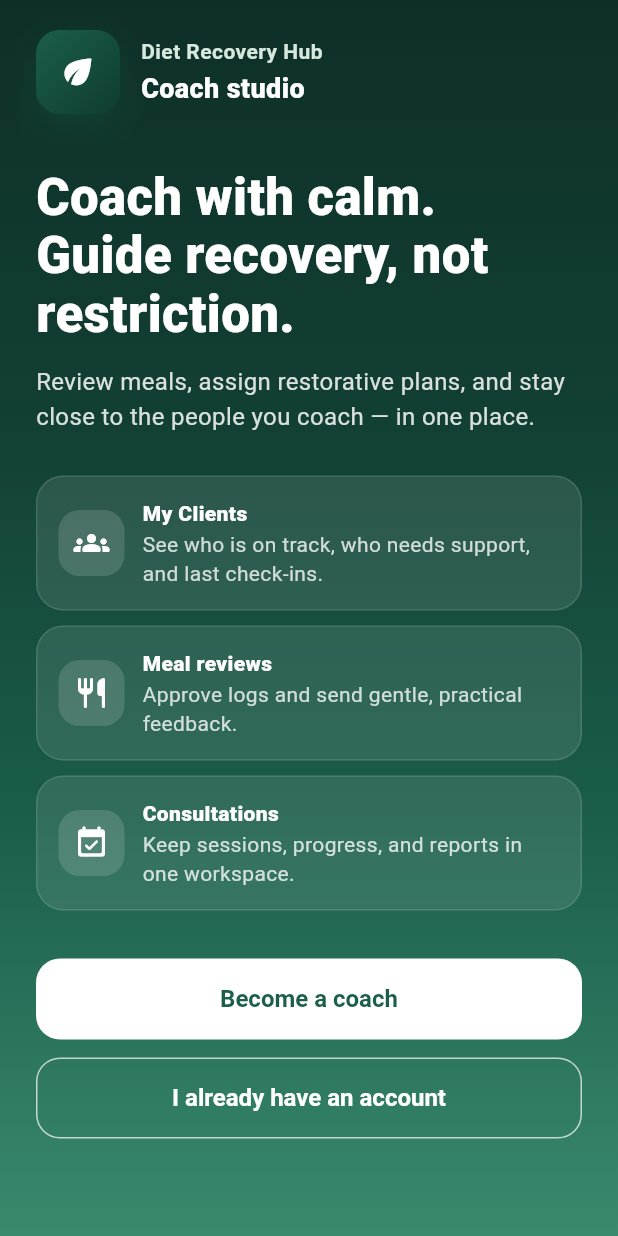
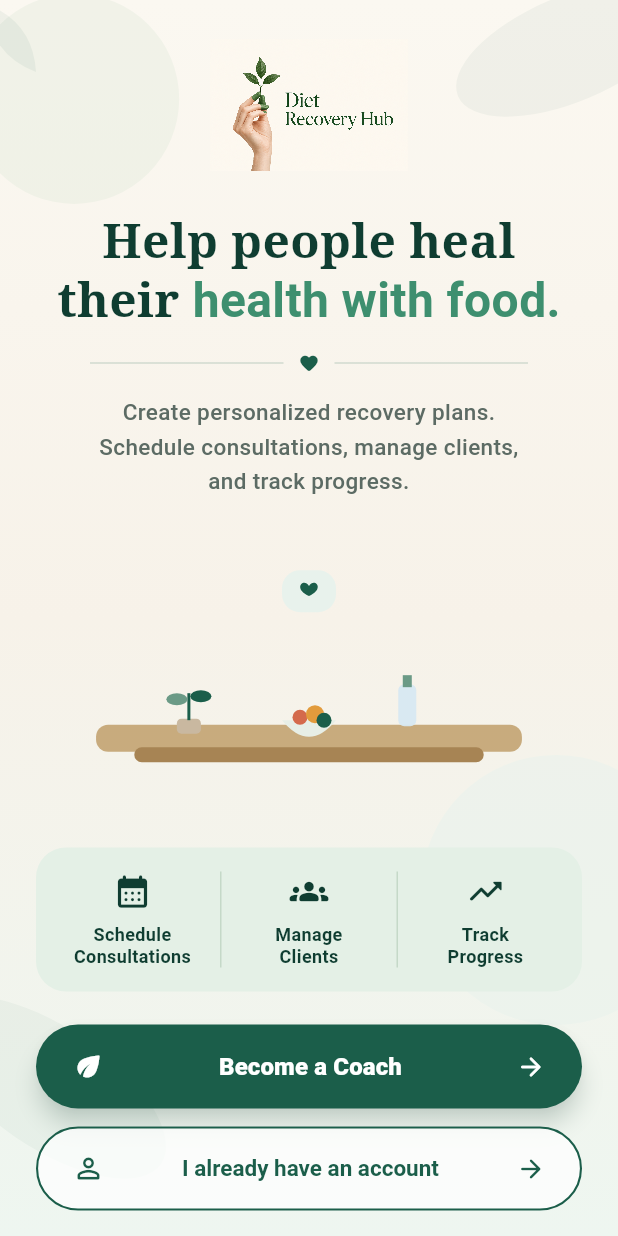
Before and after one commit to kusholmangilal-spec/dietrecoveryhubcoachapp, a Flutter app: the screen it shows after launch, on a phone screen of 412 x 824 dp. Run offline on Flutter 3.47's test engine with Material 3 defaults, Android fonts, the phone set to English and light mode, and no system bars; accounts and stored records are empty; statements that could not run were skipped.

Commit message:
Redesign the welcome landing screen to match Diet Recovery Hub branding.
Keep registration and login navigation the same while updating layout, cream wellness styling, logo asset, feature strip, and buttons.

Co-authored-by: kusholmangilal-spec <kusholmangilal-spec@users.noreply.github.com>

```diff
--- a/lib/screens/welcome_screen.dart
+++ b/lib/screens/welcome_screen.dart
@@ -1,7 +1,7 @@
 import 'package:flutter/material.dart';
 
 import '../theme/app_theme.dart';
-import '../widgets/ui.dart';
+import '../widgets/welcome_illustration.dart';
 import 'login_screen.dart';
 import 'registration_screen.dart';
 
@@ -10,116 +10,93 @@ class WelcomeScreen extends StatelessWidget {
 
   @override
   Widget build(BuildContext context) {
+    final width = MediaQuery.sizeOf(context).width;
+    final horizontal = width < 360 ? 18.0 : 24.0;
+    final headlineSize = width < 360 ? 28.0 : 32.0;
+
     return Scaffold(
-      body: Container(
-        decoration: const BoxDecoration(
-          gradient: LinearGradient(
-            begin: Alignment.topCenter,
-            end: Alignment.bottomCenter,
-            colors: [Color(0xFF0E2F28), Color(0xFF123F34), AppColors.forest, Color(0xFF3A8A6E)],
-          ),
-        ),
-        child: SafeArea(
+      backgroundColor: AppColors.parchment,
+      body: Stack(
+        children: [
+          const Positioned.fill(child: WelcomeBackdrop()),
+          SafeArea(
             child: LayoutBuilder(
               builder: (context, constraints) {
                 return SingleChildScrollView(
-                padding: const EdgeInsets.fromLTRB(24, 20, 24, 28),
+                  padding: EdgeInsets.fromLTRB(horizontal, 18, horizontal, 20),
                   child: ConstrainedBox(
-                  constraints: BoxConstraints(minHeight: constraints.maxHeight - 48),
+                    constraints: BoxConstraints(minHeight: constraints.maxHeight - 38),
                     child: Column(
-                    crossAxisAlignment: CrossAxisAlignment.start,
                       children: [
-                      Row(
-                        children: [
-                          const BrandMark(size: 56),
-                          const SizedBox(width: 14),
-                          Column(
-                            crossAxisAlignment: CrossAxisAlignment.start,
-                            children: const [
-                              Text(
-                                'Diet Recovery Hub',
-                                style: TextStyle(
-                                  color: Color(0xFFD7E8DE),
-                                  fontWeight: FontWeight.w700,
-                                  letterSpacing: 0.3,
+                        const SizedBox(height: 8),
+                        Semantics(
+                          label: 'Diet Recovery Hub logo',
+                          image: true,
+                          child: Image.asset(
+                            'assets/images/diet_recovery_hub_logo.png',
+                            height: width < 360 ? 72 : 88,
+                            fit: BoxFit.contain,
+                            filterQuality: FilterQuality.high,
                           ),
                         ),
-                              SizedBox(height: 2),
-                              Text(
-                                'Coach studio',
+                        SizedBox(height: width < 360 ? 20 : 28),
+                        Text.rich(
+                          TextSpan(
                             style: TextStyle(
-                                  color: Colors.white,
-                                  fontWeight: FontWeight.w800,
-                                  fontSize: 18,
+                              fontFamily: 'serif',
+                              fontSize: headlineSize,
+                              fontWeight: FontWeight.w700,
+                              height: 1.22,
+                              color: AppColors.forestDeep,
                             ),
+                            children: const [
+                              TextSpan(text: 'Help people heal\n'),
+                              TextSpan(text: 'their '),
+                              TextSpan(
+                                text: 'health with food.',
+                                style: TextStyle(color: Color(0xFF3E8F6F)),
                               ),
                             ],
                           ),
-                        ],
+                          textAlign: TextAlign.center,
                         ),
-                      const SizedBox(height: 36),
+                        const SizedBox(height: 14),
+                        const _HeadlineDivider(),
+                        const SizedBox(height: 14),
                         const Text(
-                        'Coach with calm. Guide recovery, not restriction.',
+                          'Create personalized recovery plans.\n'
+                          'Schedule consultations, manage clients,\n'
+                          'and track progress.',
+                          textAlign: TextAlign.center,
                           style: TextStyle(
-                          color: Colors.white,
-                          fontSize: 34,
-                          fontWeight: FontWeight.w800,
-                          height: 1.15,
+                            color: AppColors.muted,
+                            fontSize: 15,
+                            height: 1.5,
+                            fontWeight: FontWeight.w500,
                           ),
                         ),
-                      const SizedBox(height: 14),
-                      Text(
-                        'Review meals, assign restorative plans, and stay close to the people you coach — in one place.',
-                        style: TextStyle(
-                          color: Colors.white.withValues(alpha: 0.84),
-                          fontSize: 16,
-                          height: 1.45,
-                        ),
-                      ),
-                      const SizedBox(height: 28),
-                      const _WelcomeFeature(
-                        icon: Icons.groups_rounded,
-                        title: 'My Clients',
-                        body: 'See who is on track, who needs support, and last check-ins.',
-                      ),
-                      const SizedBox(height: 10),
-                      const _WelcomeFeature(
-                        icon: Icons.restaurant_rounded,
-                        title: 'Meal reviews',
-                        body: 'Approve logs and send gentle, practical feedback.',
-                      ),
-                      const SizedBox(height: 10),
-                      const _WelcomeFeature(
-                        icon: Icons.event_available_rounded,
-                        title: 'Consultations',
-                        body: 'Keep sessions, progress, and reports in one workspace.',
-                      ),
-                      const SizedBox(height: 32),
-                      FilledButton(
+                        const SizedBox(height: 18),
+                        const WelcomeConsultationIllustration(),
+                        const SizedBox(height: 18),
+                        const _FeatureStrip(),
+                        const SizedBox(height: 22),
+                        _WelcomePrimaryButton(
                           onPressed: () {
                             Navigator.of(context).push(
                               MaterialPageRoute(builder: (_) => const RegistrationScreen()),
                             );
                           },
-                        style: FilledButton.styleFrom(
-                          backgroundColor: Colors.white,
-                          foregroundColor: AppColors.forest,
-                        ),
-                        child: const Text('Become a coach'),
                         ),
                         const SizedBox(height: 12),
-                      OutlinedButton(
+                        _WelcomeSecondaryButton(
                           onPressed: () {
                             Navigator.of(context).push(
                               MaterialPageRoute(builder: (_) => const LoginScreen()),
                             );
                           },
-                        style: OutlinedButton.styleFrom(
-                          foregroundColor: Colors.white,
-                          side: const BorderSide(color: Colors.white70),
                         ),
-                        child: const Text('I already have an account'),
-                      ),
+                        const SizedBox(height: 18),
+                        const _TrustMessage(),
                       ],
                     ),
                   ),
@@ -127,57 +104,201 @@ class WelcomeScreen extends StatelessWidget {
               },
             ),
           ),
+        ],
       ),
     );
   }
 }
 
-class _WelcomeFeature extends StatelessWidget {
-  const _WelcomeFeature({
-    required this.icon,
-    required this.title,
-    required this.body,
-  });
-
-  final IconData icon;
-  final String title;
-  final String body;
+class _HeadlineDivider extends StatelessWidget {
+  const _HeadlineDivider();
 
   @override
   Widget build(BuildContext context) {
-    return Container(
-      padding: const EdgeInsets.all(14),
+    return Row(
+      children: [
+        Expanded(child: Divider(color: AppColors.forest.withValues(alpha: 0.18), indent: 36)),
+        const Padding(
+          padding: EdgeInsets.symmetric(horizontal: 10),
+          child: Icon(Icons.favorite_rounded, size: 14, color: AppColors.forest),
+        ),
+        Expanded(child: Divider(color: AppColors.forest.withValues(alpha: 0.18), endIndent: 36)),
+      ],
+    );
+  }
+}
+
+class _FeatureStrip extends StatelessWidget {
+  const _FeatureStrip();
+
+  @override
+  Widget build(BuildContext context) {
+    return DecoratedBox(
       decoration: BoxDecoration(
-        color: Colors.white.withValues(alpha: 0.1),
-        borderRadius: BorderRadius.circular(18),
-        border: Border.all(color: Colors.white.withValues(alpha: 0.12)),
+        color: const Color(0xFFE4F0E6),
+        borderRadius: BorderRadius.circular(20),
       ),
+      child: const Padding(
+        padding: EdgeInsets.symmetric(vertical: 16, horizontal: 6),
+        child: IntrinsicHeight(
           child: Row(
             children: [
-          Container(
-            padding: const EdgeInsets.all(10),
-            decoration: BoxDecoration(
-              color: Colors.white.withValues(alpha: 0.14),
-              borderRadius: BorderRadius.circular(14),
+              Expanded(
+                child: _FeatureCell(
+                  icon: Icons.calendar_month_rounded,
+                  label: 'Schedule\nConsultations',
                 ),
-            child: Icon(icon, color: Colors.white),
               ),
-          const SizedBox(width: 12),
+              VerticalDivider(width: 1, thickness: 1, color: Color(0xFFC5D9C8)),
               Expanded(
-            child: Column(
-              crossAxisAlignment: CrossAxisAlignment.start,
-              children: [
-                Text(title, style: const TextStyle(color: Colors.white, fontWeight: FontWeight.w800)),
-                const SizedBox(height: 2),
-                Text(
-                  body,
-                  style: TextStyle(color: Colors.white.withValues(alpha: 0.78), height: 1.35),
+                child: _FeatureCell(
+                  icon: Icons.groups_rounded,
+                  label: 'Manage\nClients',
+                ),
+              ),
+              VerticalDivider(width: 1, thickness: 1, color: Color(0xFFC5D9C8)),
+              Expanded(
+                child: _FeatureCell(
+                  icon: Icons.trending_up_rounded,
+                  label: 'Track\nProgress',
+                ),
               ),
             ],
           ),
         ),
-        ],
       ),
     );
   }
 }
+
+class _FeatureCell extends StatelessWidget {
+  const _FeatureCell({required this.icon, required this.label});
+
+  final IconData icon;
+  final String label;
+
+  @override
+  Widget build(BuildContext context) {
+    return Column(
+      children: [
+        Icon(icon, color: AppColors.forestDeep, size: 26),
+        const SizedBox(height: 8),
+        Text(
+          label,
+          textAlign: TextAlign.center,
+          style: const TextStyle(
+            color: AppColors.forestDeep,
+            fontWeight: FontWeight.w700,
+            fontSize: 12,
+            height: 1.25,
+          ),
+        ),
+      ],
+    );
+  }
+}
+
+class _WelcomePrimaryButton extends StatelessWidget {
+  const _WelcomePrimaryButton({required this.onPressed});
+
+  final VoidCallback onPressed;
+
+  @override
+  Widget build(BuildContext context) {
+    return SizedBox(
+      width: double.infinity,
+      height: 56,
+      child: ElevatedButton(
+        onPressed: onPressed,
+        style: ElevatedButton.styleFrom(
+          backgroundColor: AppColors.forest,
+          foregroundColor: Colors.white,
+          elevation: 6,
+          shadowColor: AppColors.forest.withValues(alpha: 0.38),
+          shape: const StadiumBorder(),
+        ),
+        child: const Row(
+          children: [
+            Icon(Icons.eco_rounded, size: 22),
+            Expanded(
+              child: Text(
+                'Become a Coach',
+                textAlign: TextAlign.center,
+                style: TextStyle(fontWeight: FontWeight.w800, fontSize: 16),
+              ),
+            ),
+            Icon(Icons.arrow_forward_rounded, size: 20),
+          ],
+        ),
+      ),
+    );
+  }
+}
+
+class _WelcomeSecondaryButton extends StatelessWidget {
+  const _WelcomeSecondaryButton({required this.onPressed});
+
+  final VoidCallback onPressed;
+
+  @override
+  Widget build(BuildContext context) {
+    return SizedBox(
+      width: double.infinity,
+      height: 56,
+      child: OutlinedButton(
+        onPressed: onPressed,
+        style: OutlinedButton.styleFrom(
+          backgroundColor: Colors.white.withValues(alpha: 0.72),
+          foregroundColor: AppColors.forest,
+          elevation: 0,
+          side: const BorderSide(color: AppColors.forest, width: 1.4),
+          shape: const StadiumBorder(),
+        ),
+        child: const Row(
+          children: [
+            Icon(Icons.person_outline_rounded, size: 22),
+            Expanded(
+              child: Text(
+                'I already have an account',
+                textAlign: TextAlign.center,
+                style: TextStyle(fontWeight: FontWeight.w700, fontSize: 15),
+              ),
+            ),
+            Icon(Icons.arrow_forward_rounded, size: 20),
+          ],
+        ),
+      ),
+    );
+  }
+}
+
+class _TrustMessage extends StatelessWidget {
+  const _TrustMessage();
+
+  @override
+  Widget build(BuildContext context) {
+    return const Row(
+      mainAxisAlignment: MainAxisAlignment.center,
+      children: [
+        Icon(Icons.verified_user_rounded, size: 16, color: AppColors.forest),
+        SizedBox(width: 8),
+        Flexible(
+          child: Text.rich(
+            TextSpan(
+              style: TextStyle(color: AppColors.muted, fontSize: 12.5, height: 1.35),
+              children: [
+                TextSpan(text: 'Trusted care. '),
+                TextSpan(
+                  text: 'Better health.',
+                  style: TextStyle(color: Color(0xFF3E8F6F), fontWeight: FontWeight.w700),
+                ),
+                TextSpan(text: ' One step at a time.'),
+              ],
+            ),
+            textAlign: TextAlign.center,
+          ),
+        ),
+      ],
+    );
+  }
+}
--- a/pubspec.yaml
+++ b/pubspec.yaml
@@ -57,10 +57,8 @@ flutter:
   # the material Icons class.
   uses-material-design: true
 
-  # To add assets to your application, add an assets section, like this:
-  # assets:
-  #   - images/a_dot_burr.jpeg
-  #   - images/a_dot_ham.jpeg
+  assets:
+    - assets/images/diet_recovery_hub_logo.png
 
   # An image asset can refer to one or more resolution-specific "variants", see
   # https://flutter.dev/to/resolution-aware-images
```
Also changed, not shown: lib/widgets/welcome_illustration.dart (added, +210 -0 lines), assets/images/diet_recovery_hub_logo.png (added), 1 other file. Lines whose indentation alone changed are shown as unchanged.
